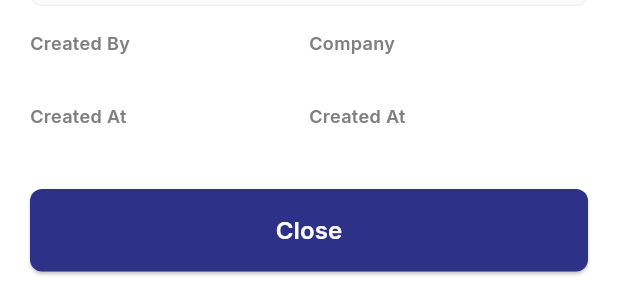
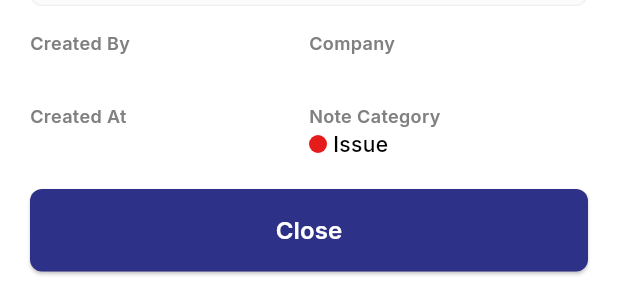
Before and after one commit to mano-emcus/emcus_ip_gsm_app, a Flutter app: the NoteDetailsViewBottomSheetWidget widget shown alone on an empty page, opened directly with empty values, on a phone screen of 412 x 824 dp. Shown: the part 615-915 px from the top of the screen. Run offline on Flutter 3.47's test engine with Material 3 defaults, Android fonts, the phone set to English and light mode, and no system bars; our stand-ins replace equatable, flutter_bloc, flutter_svg, google_fonts, shared_preferences; accounts and stored records are empty; statements that could not run were skipped; project files that could hold a hidden picture were left out.

Commit message:
Enhance note display by adding category indicators in NoteDetailsViewBottomSheetWidget and NoteGridViewWidget. Update UI to show note tags with corresponding colors, improving user experience and note categorization visibility.

```diff
--- a/lib/features/notes/widgets/note_details_view_bottom_sheet_widget.dart
+++ b/lib/features/notes/widgets/note_details_view_bottom_sheet_widget.dart
@@ -1,4 +1,5 @@
 import 'package:emcus_ipgsm_app/features/notes/models/note_entry.dart';
+import 'package:emcus_ipgsm_app/features/notes/views/notes_screen.dart';
 import 'package:emcus_ipgsm_app/utils/constants/color_constants.dart';
 import 'package:flutter/material.dart';
 import 'package:google_fonts/google_fonts.dart';
@@ -218,20 +219,41 @@ class NoteDetailsViewBottomSheetWidget extends StatelessWidget {
                             crossAxisAlignment: CrossAxisAlignment.start,
                             children: [
                               Text(
-                                'Created At',
+                                'Note Category',
                                 style: GoogleFonts.inter(
                                   fontSize: 12,
                                   fontWeight: FontWeight.w600,
                                   color: ColorConstants.greyColor,
                                 ),
                               ),
+                              Row(
+                                children: [
+                                  Container(
+                                    width: 12,
+                                    height: 12,
+                                    decoration: BoxDecoration(
+                                      color: note.noteTag == NoteCategory.generalNotes
+                                          ? ColorConstants.generalNotesBackGroundColor
+                                          : note.noteTag == NoteCategory.infoNotes
+                                              ? ColorConstants.infoNotesBackGroundColor
+                                              : ColorConstants.issueNotesBackGroundColor,
+                                      shape: BoxShape.circle,
+                                    ),
+                                  ),
+                                  const SizedBox(width: 4),
                                   Text(
-                                note.createdAt,
+                                    note.noteTag == NoteCategory.generalNotes
+                                        ? 'General'
+                                        : note.noteTag == NoteCategory.infoNotes
+                                            ? 'Info'
+                                            : 'Issue',
                                     style: GoogleFonts.inter(
                                       fontSize: 14,
                                       fontWeight: FontWeight.w500,
                                       color: ColorConstants.blackColor,
                                     ),
+                                  ),
+                                ],
                               ),
                             ],
                           ),
```
Also changed, not shown: lib/features/notes/widgets/note_grid_view_widget.dart (+27 -5 lines). Lines whose indentation alone changed are shown as unchanged.
